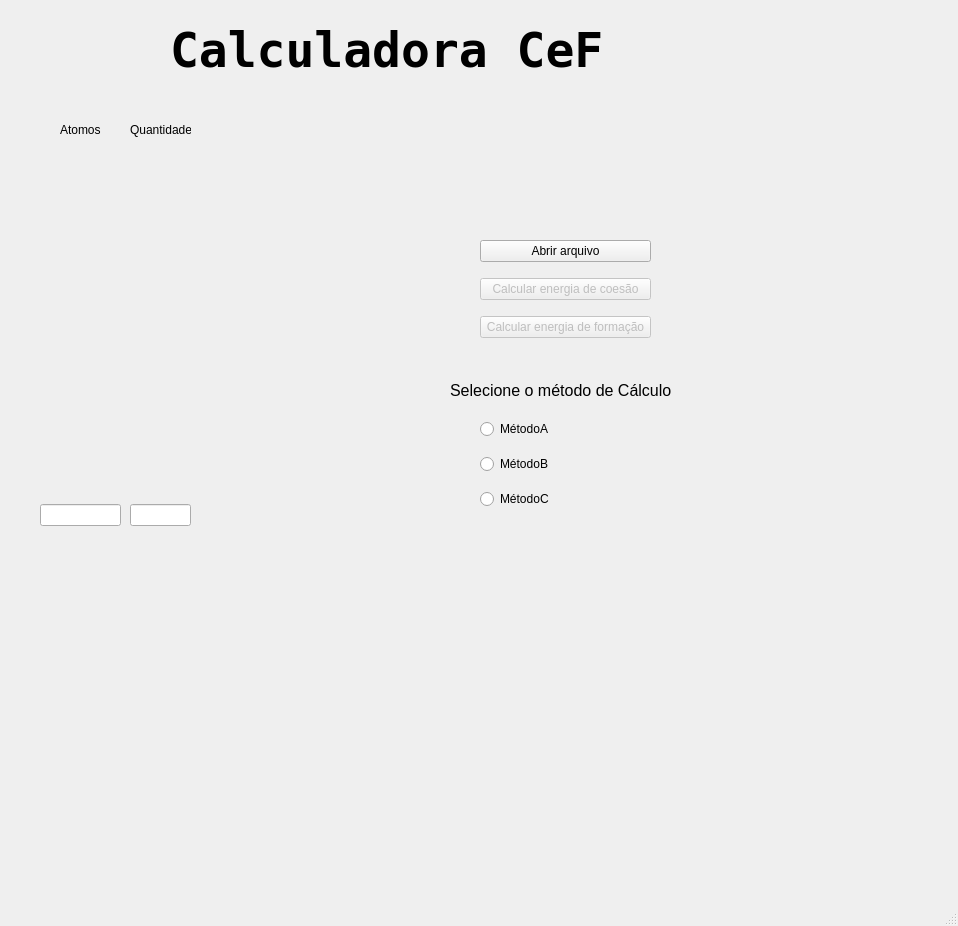
The window that Ui File/Janela.ui (Rafahel/Programa_Bolsa_Pesquisa) describes before a commit, drawn with Qt 5.
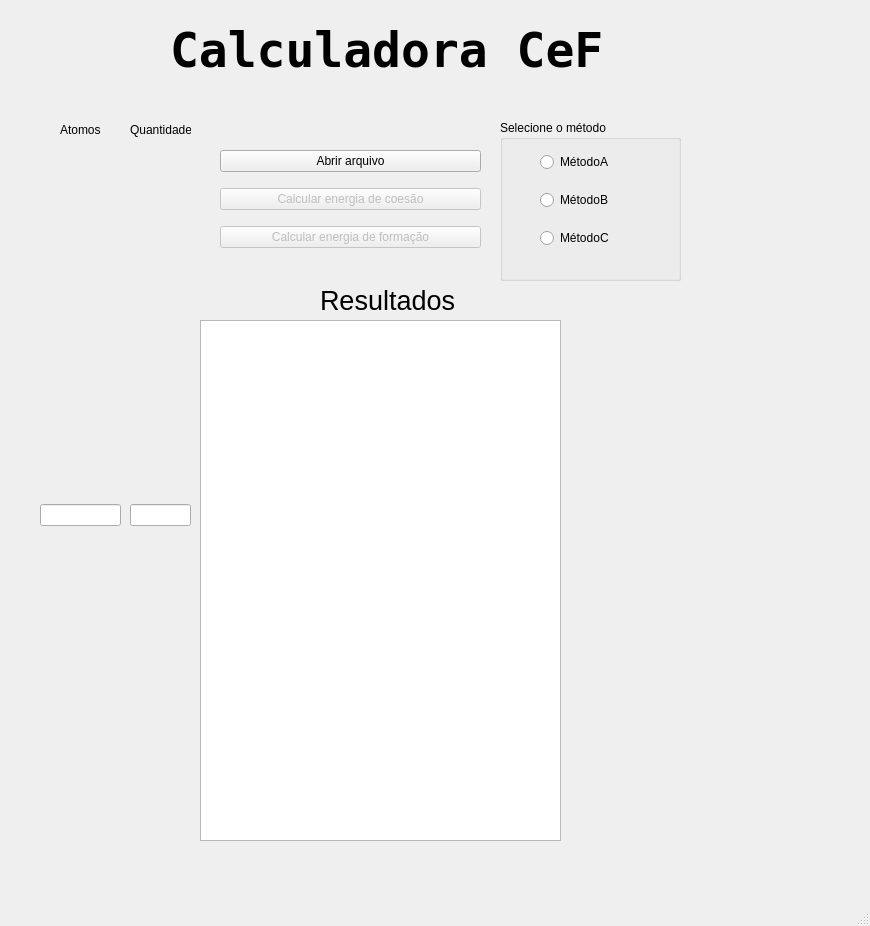
The same window after the commit.

Diff of the .ui file:
```diff
--- a/Ui File/Janela.ui
+++ b/Ui File/Janela.ui
@@ -6,7 +6,7 @@
    <rect>
     <x>0</x>
     <y>0</y>
-    <width>958</width>
+    <width>870</width>
     <height>926</height>
    </rect>
   </property>
@@ -17,9 +17,9 @@
    <widget class="QWidget" name="verticalLayoutWidget">
     <property name="geometry">
      <rect>
-      <x>480</x>
-      <y>230</y>
-      <width>171</width>
+      <x>220</x>
+      <y>140</y>
+      <width>261</width>
       <height>121</height>
      </rect>
     </property>
@@ -108,42 +108,6 @@
      </item>
     </layout>
    </widget>
-   <widget class="QWidget" name="verticalLayoutWidget_4">
-    <property name="geometry">
-     <rect>
-      <x>480</x>
-      <y>410</y>
-      <width>131</width>
-      <height>111</height>
-     </rect>
-    </property>
-    <layout class="QVBoxLayout" name="verticalLayout_3">
-     <item>
-      <widget class="QRadioButton" name="metodoCalculo_A">
-       <property name="enabled">
-        <bool>true</bool>
-       </property>
-       <property name="text">
-        <string>MétodoA</string>
-       </property>
-      </widget>
-     </item>
-     <item>
-      <widget class="QRadioButton" name="metodoCalculo_B">
-       <property name="text">
-        <string>MétodoB</string>
-       </property>
-      </widget>
-     </item>
-     <item>
-      <widget class="QRadioButton" name="metodoCalculo_C">
-       <property name="text">
-        <string>MétodoC</string>
-       </property>
-      </widget>
-     </item>
-    </layout>
-   </widget>
    <widget class="QLabel" name="entrada_1Descricao">
     <property name="geometry">
      <rect>
@@ -170,33 +134,88 @@
      <string>Quantidade</string>
     </property>
    </widget>
-   <widget class="QLabel" name="radioButtons_Descricao">
+   <widget class="QGroupBox" name="groupBox">
     <property name="geometry">
      <rect>
-      <x>450</x>
-      <y>380</y>
-      <width>231</width>
-      <height>21</height>
+      <x>500</x>
+      <y>120</y>
+      <width>181</width>
+      <height>161</height>
      </rect>
     </property>
     <property name="font">
      <font>
-      <pointsize>12</pointsize>
+      <pointsize>9</pointsize>
+     </font>
+    </property>
+    <property name="title">
+     <string>Selecione o método</string>
+    </property>
+    <widget class="QWidget" name="verticalLayoutWidget_4">
+     <property name="geometry">
+      <rect>
+       <x>40</x>
+       <y>20</y>
+       <width>101</width>
+       <height>121</height>
+      </rect>
+     </property>
+     <layout class="QVBoxLayout" name="verticalLayout_3">
+      <item>
+       <widget class="QRadioButton" name="metodoCalculo_A">
+        <property name="enabled">
+         <bool>true</bool>
+        </property>
+        <property name="text">
+         <string>MétodoA</string>
+        </property>
+       </widget>
+      </item>
+      <item>
+       <widget class="QRadioButton" name="metodoCalculo_B">
+        <property name="text">
+         <string>MétodoB</string>
+        </property>
+       </widget>
+      </item>
+      <item>
+       <widget class="QRadioButton" name="metodoCalculo_C">
+        <property name="text">
+         <string>MétodoC</string>
+        </property>
+       </widget>
+      </item>
+     </layout>
+    </widget>
+   </widget>
+   <widget class="QLabel" name="resultadoLabel">
+    <property name="geometry">
+     <rect>
+      <x>320</x>
+      <y>280</y>
+      <width>161</width>
+      <height>40</height>
+     </rect>
+    </property>
+    <property name="font">
+     <font>
+      <pointsize>20</pointsize>
      </font>
     </property>
     <property name="text">
-     <string>Selecione o método de Cálculo</string>
+     <string>Resultados</string>
     </property>
    </widget>
-   <zorder>descricao_entrada_numero_atomos</zorder>
-   <zorder>verticalLayoutWidget</zorder>
-   <zorder>label</zorder>
-   <zorder>verticalLayoutWidget_2</zorder>
-   <zorder>verticalLayoutWidget_3</zorder>
-   <zorder>verticalLayoutWidget_4</zorder>
-   <zorder>entrada_1Descricao</zorder>
-   <zorder>entrada_2Descricao</zorder>
-   <zorder>radioButtons_Descricao</zorder>
+   <widget class="QTextBrowser" name="textBrowser">
+    <property name="geometry">
+     <rect>
+      <x>200</x>
+      <y>320</y>
+      <width>361</width>
+      <height>521</height>
+     </rect>
+    </property>
+   </widget>
   </widget>
   <widget class="QStatusBar" name="statusbar"/>
   <action name="actionSoftware">
```
